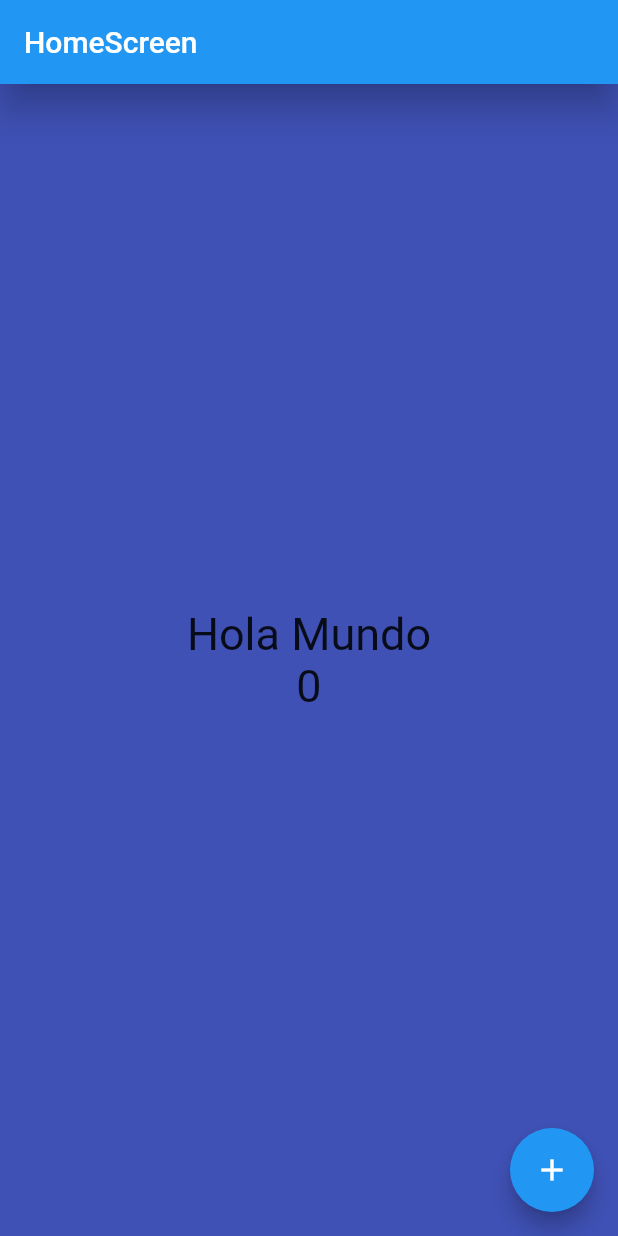
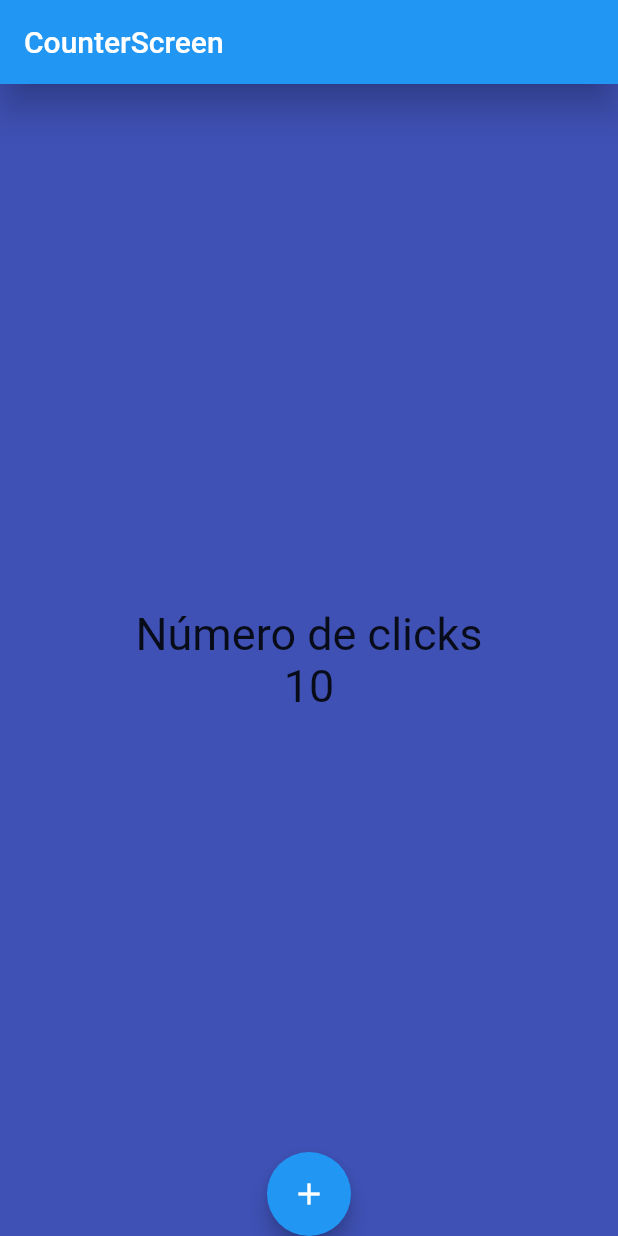
Before and after one commit to LuisFerTR/hola_mundo_flutter, a Flutter app: the screen it shows after launch, on a phone screen of 412 x 824 dp. Run offline on Flutter 3.47's test engine with Material 2 defaults, Android fonts, the phone set to English and light mode, and no system bars; statements that could not run were skipped.

Commit message:
Refactorizar homescreen como Stateful en counterscreen

```diff
--- a/lib/main.dart
+++ b/lib/main.dart
@@ -1,5 +1,6 @@
 import 'package:flutter/material.dart';
-import 'package:hola_mundo/homeScreen/home_screen.dart';
+//import 'package:hola_mundo/screens/home_screen.dart';
+import 'package:hola_mundo/screens/counter_screen.dart';
 
 void main() {
   runApp(const MyApp());
@@ -11,6 +12,6 @@
   @override
   Widget build(BuildContext context) {
     return const MaterialApp(
-        debugShowCheckedModeBanner: false, home: HomeScreen());
+        debugShowCheckedModeBanner: false, home: CounterScreen());
   }
 }
--- /dev/null
+++ b/lib/screens/counter_screen.dart
@@ -0,0 +1,39 @@
+import 'package:flutter/material.dart';
+
+class CounterScreen extends StatefulWidget {
+  const CounterScreen({Key? key}) : super(key: key);
+
+  @override
+  State<CounterScreen> createState() => _CounterScreenState();
+}
+
+class _CounterScreenState extends State<CounterScreen>{
+
+  int counter = 10;
+
+  @override
+  Widget build(BuildContext context) {
+    const font30 = TextStyle(fontSize: 30);
+
+    return Scaffold(
+        appBar: AppBar(
+          title: const Text('CounterScreen'),
+          elevation: 10.0,
+        ),
+        backgroundColor: Colors.indigo,
+        body: Center(
+            child: Column(
+          mainAxisAlignment: MainAxisAlignment.center,
+          children: [
+            Text('Número de clicks', style: font30),
+            Text('$counter', style: font30)
+          ],
+        )),
+		floatingActionButtonLocation: FloatingActionButtonLocation.centerDocked,
+        floatingActionButton: FloatingActionButton(
+          child: const Icon(Icons.add),
+          onPressed: () {  counter++;
+						setState(() {}) },
+        ));
+  }
+}
--- a/lib/homeScreen/home_screen.dart
+++ b/lib/screens/home_screen.dart
@@ -6,6 +6,7 @@
   @override
   Widget build(BuildContext context) {
     const font30 = TextStyle(fontSize: 30);
+	int counter = 10;
 
     return Scaffold(
         appBar: AppBar(
@@ -16,14 +17,15 @@
         body: Center(
             child: Column(
           mainAxisAlignment: MainAxisAlignment.center,
-          children: const [
-            Text('Hola Mundo', style: font30),
-            Text('0', style: font30)
+          children: [
+            Text('Número de clicks', style: font30),
+            Text('$counter', style: font30)
           ],
         )),
+		floatingActionButtonLocation: FloatingActionButtonLocation.centerDocked,
         floatingActionButton: FloatingActionButton(
           child: const Icon(Icons.add),
-          onPressed: () {},
+          onPressed: () { counter++; },
         ));
   }
 }
```
Also changed, not shown: 1 other file.
